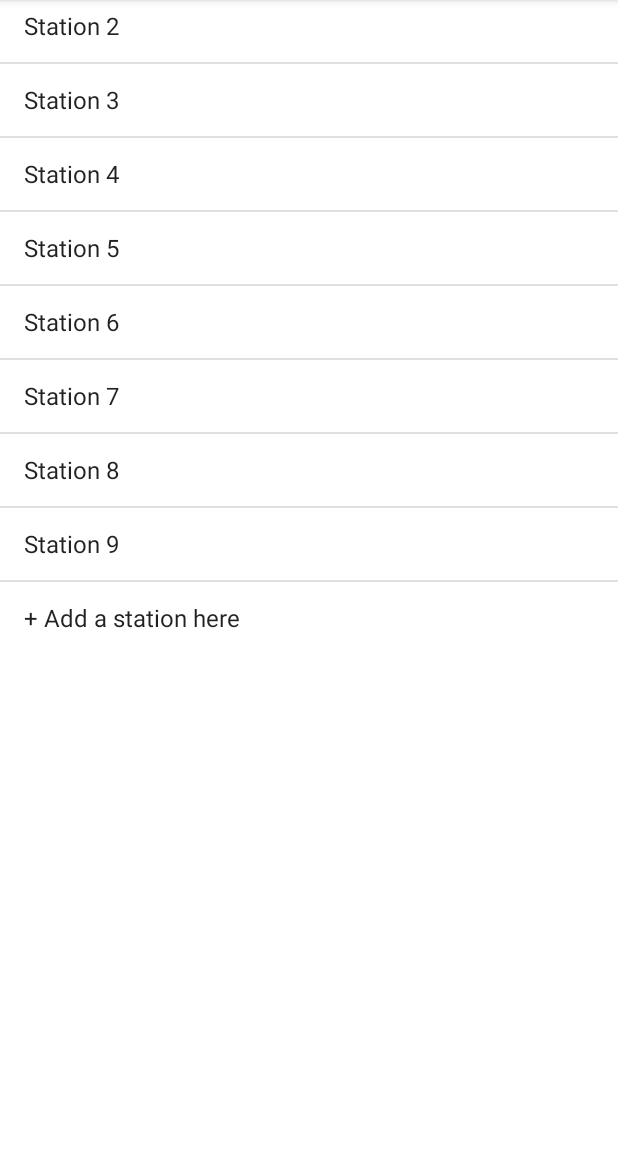
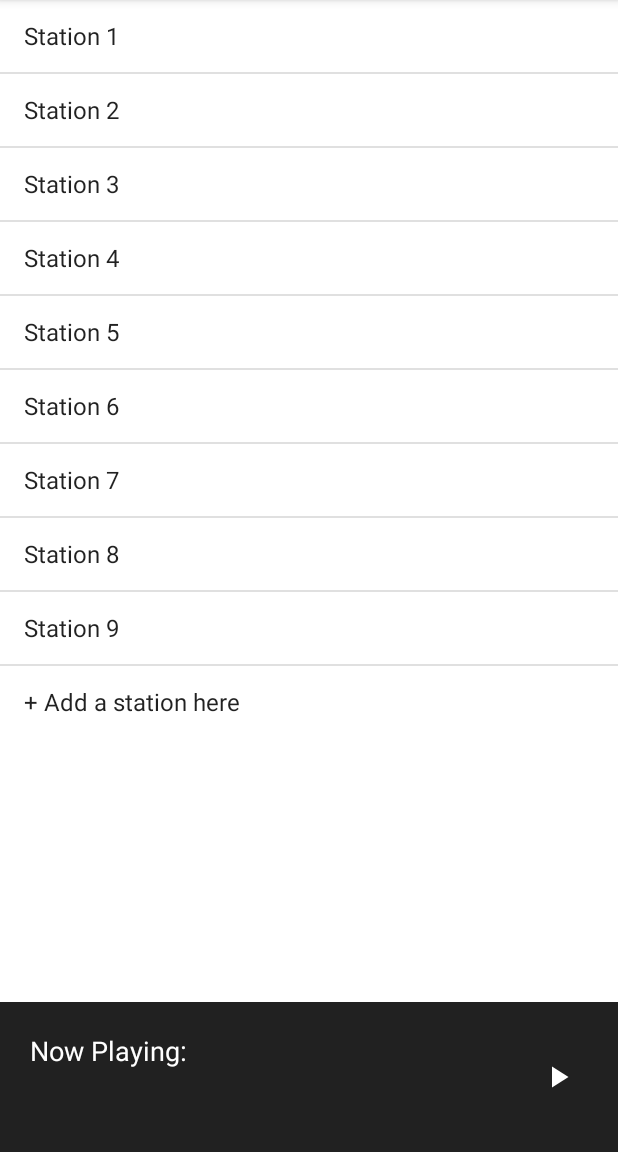
Before and after one commit to hwb15/uRadioApplication, an Android app: the screen it shows after launch (MainActivity), on a phone screen of 412 x 824 dp, the part 84-1236 px from its top. Run offline under Robolectric (Android 15) with nearby library versions, the phone set to English and light mode, and no system bars.

Commit message:
Added the following:
☑️ New layout which contains the bones to the bottom player section (player_main.xml)
☑️ Included the player_main layout into my activity_main layout
☑️ A player button which is included on the bottom player section (pending change as doesn't match ui mockups)

```diff
--- a/app/src/main/java/com/example/uradio/MainActivity.java
+++ b/app/src/main/java/com/example/uradio/MainActivity.java
@@ -18,6 +18,8 @@ public class MainActivity extends AppCompatActivity {
 
     // Variable declarations
     ListView stationList;
+    View bottom_player;
+
     @Override
     protected void onCreate(Bundle savedInstanceState) {
         super.onCreate(savedInstanceState);
--- /dev/null
+++ b/app/src/main/res/drawable/play_button_white.xml
@@ -0,0 +1,9 @@
+<vector xmlns:android="http://schemas.android.com/apk/res/android"
+    android:width="24dp"
+    android:height="24dp"
+    android:viewportWidth="24.0"
+    android:viewportHeight="24.0">
+    <path
+        android:fillColor="#FFFFFF"
+        android:pathData="M8,5v14l11,-7z"/>
+</vector>
--- a/app/src/main/res/layout/activity_main.xml
+++ b/app/src/main/res/layout/activity_main.xml
@@ -1,9 +1,9 @@
 <?xml version="1.0" encoding="utf-8"?>
-<FrameLayout xmlns:android="http://schemas.android.com/apk/res/android"
+<androidx.coordinatorlayout.widget.CoordinatorLayout xmlns:android="http://schemas.android.com/apk/res/android"
     xmlns:app="http://schemas.android.com/apk/res-auto"
     xmlns:tools="http://schemas.android.com/tools"
     android:layout_width="match_parent"
-    android:layout_height="wrap_content"
+    android:layout_height="match_parent"
     tools:context=".MainActivity">
 
     <com.google.android.material.appbar.AppBarLayout
@@ -12,7 +12,6 @@
 
         <androidx.appcompat.widget.Toolbar
             android:id="@+id/top_bar"
-            style="@style/uRadioTheme"
             android:layout_width="match_parent"
             android:layout_height="?attr/actionBarSize"
             android:background="@color/colorPrimary"
@@ -23,11 +22,8 @@
 
     </com.google.android.material.appbar.AppBarLayout>
 
-    <ListView
-        android:id="@+id/stationList"
-        android:layout_width="match_parent"
-        android:layout_height="wrap_content"
-        />
+
+    <include layout="@layout/player_main" />
 
 
-</FrameLayout>
+</androidx.coordinatorlayout.widget.CoordinatorLayout>
--- /dev/null
+++ b/app/src/main/res/layout/player_main.xml
@@ -0,0 +1,65 @@
+<?xml version="1.0" encoding="utf-8"?>
+<androidx.constraintlayout.widget.ConstraintLayout xmlns:android="http://schemas.android.com/apk/res/android"
+    android:layout_width="match_parent"
+    android:layout_height="match_parent"
+    xmlns:tools="http://schemas.android.com/tools"
+    tools:context="com.example.uradio.MainActivity"
+    tools:showIn="@layout/activity_main">
+
+
+    <LinearLayout
+        android:layout_width="match_parent"
+        android:layout_height="match_parent"
+        android:orientation="vertical"
+        android:theme="@style/uRadioTheme">
+
+        <ListView
+            android:id="@+id/stationList"
+            android:layout_width="match_parent"
+            android:layout_height="wrap_content"
+            android:layout_marginTop="?attr/actionBarSize">
+
+        </ListView>
+
+        <View
+            android:id="@+id/emptySpace"
+            android:layout_width="fill_parent"
+            android:layout_height="0dp"
+            android:layout_weight="1"
+            android:background="@android:color/transparent" />
+
+        <RelativeLayout
+            android:id="@+id/bottom_player"
+            android:layout_width="match_parent"
+            android:layout_height="100dp"
+            android:background="@color/colorPrimary"
+            android:orientation="horizontal"
+            android:visibility="visible">
+
+            <TextView
+                android:id="@+id/station_name"
+                android:layout_width="match_parent"
+                android:layout_height="match_parent"
+                android:layout_alignParentStart="true"
+                android:layout_marginStart="20dp"
+                android:layout_marginTop="20dp"
+                android:gravity="center|start|top"
+                android:text="Now Playing:"
+                android:textColor="@color/colorOnPrimary"
+                android:textSize="18sp" />
+
+            <ImageButton
+                android:id="@+id/playButton"
+                android:layout_width="60dp"
+                android:layout_height="match_parent"
+                android:layout_alignParentRight="true"
+                android:layout_marginRight="10dp"
+                android:background="@null"
+                android:backgroundTint="@android:color/transparent"
+                android:src="@drawable/play_button_white" />
+
+        </RelativeLayout>
+
+    </LinearLayout>
+
+</androidx.constraintlayout.widget.ConstraintLayout>
```
